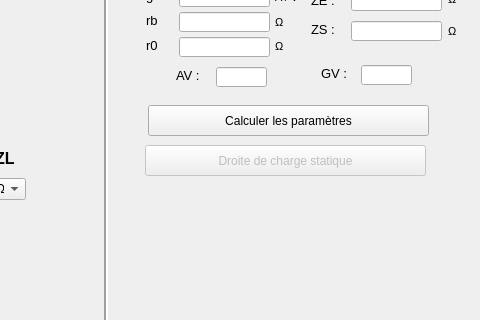
First picture: the form in UI/EC.ui, repository VBA-N7/calculus_transistor, before the edit; both pictures show x 505 to 985 and y 145 to 465 of the 985 by 615 pixel window.
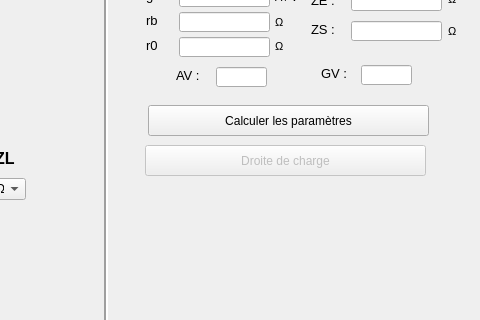
Second picture: the form after the edit. Icons and pictures are not drawn.

Commit message: Adding DDC plot for BC montage. Correcting AV formula for EC. Changing button name for plotting DDC.

Diff of the .ui file:
```diff
--- a/UI/EC.ui
+++ b/UI/EC.ui
@@ -1488,7 +1488,7 @@
      </rect>
     </property>
     <property name="text">
-     <string>Droite de charge statique</string>
+     <string>Droite de charge</string>
     </property>
    </widget>
    <zorder>label</zorder>
```
The commit also changes 4 other files.
